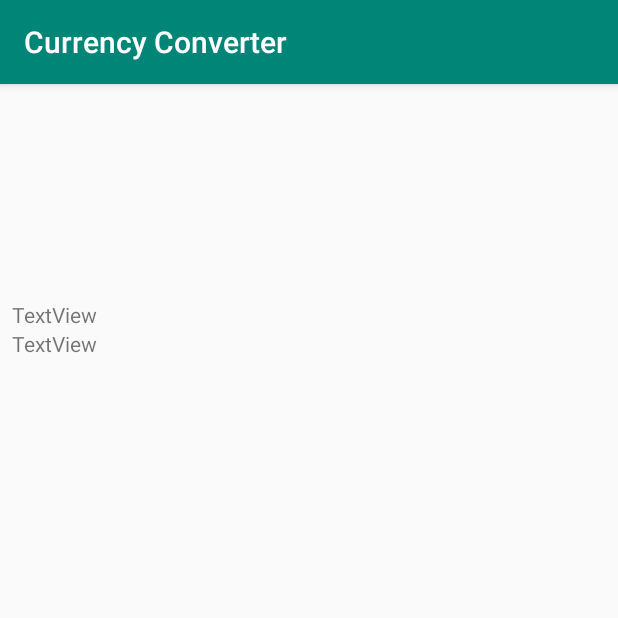
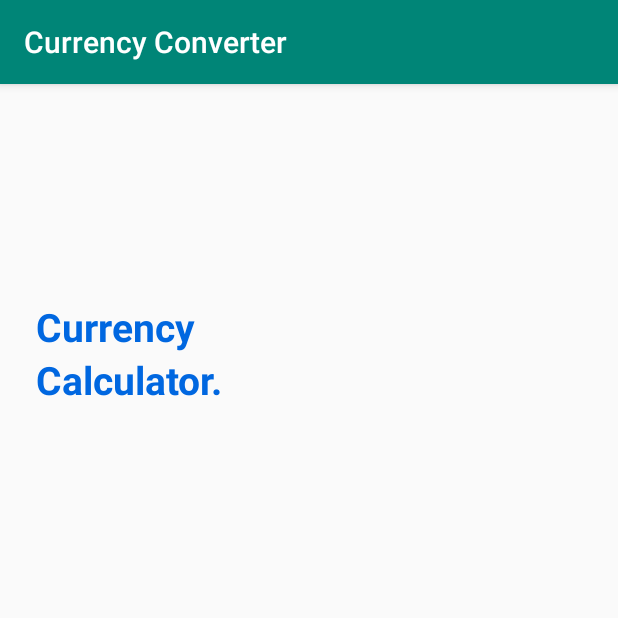
Before and after one commit to david-oh-git/CurrencyConverter, an Android app: the screen it shows after launch (HomeActivity), on a phone screen of 412 x 824 dp, the top half of it. Run offline under Robolectric (Android 15) with nearby library versions, the phone set to English and light mode, and no system bars.

Commit message:
added titletextview & style + project colours

```diff
--- a/app/src/main/res/layout/activity_main.xml
+++ b/app/src/main/res/layout/activity_main.xml
@@ -9,18 +9,18 @@
 
 
     <TextView
-            android:text="TextView"
+            android:text="@string/str_currency"
             android:layout_width="0dp"
             android:layout_height="wrap_content"
             android:id="@+id/textView" app:layout_constraintTop_toTopOf="parent"
             app:layout_constraintEnd_toEndOf="parent" android:layout_marginEnd="8dp"
             app:layout_constraintStart_toStartOf="parent" android:layout_marginStart="8dp"
-            android:layout_marginTop="144dp" app:layout_constraintHorizontal_bias="0.0"/>
+            android:layout_marginTop="144dp" app:layout_constraintHorizontal_bias="0.0" style="@style/TitleTextStyle"/>
     <TextView
-            android:text="TextView"
+            android:text="@string/str_calculator"
             android:layout_width="0dp"
             android:layout_height="wrap_content"
             android:id="@+id/textView2"
             app:layout_constraintTop_toBottomOf="@+id/textView" app:layout_constraintEnd_toEndOf="@+id/textView"
-            app:layout_constraintStart_toStartOf="@+id/textView"/>
+            app:layout_constraintStart_toStartOf="@+id/textView" style="@style/TitleTextStyle"/>
 </androidx.constraintlayout.widget.ConstraintLayout>
--- a/app/src/main/res/values/colors.xml
+++ b/app/src/main/res/values/colors.xml
@@ -3,4 +3,7 @@
     <color name="colorPrimary">#008577</color>
     <color name="colorPrimaryDark">#00574B</color>
     <color name="colorAccent">#D81B60</color>
+
+    <color name="project_blue">#0067E0</color>
+    <color name="project_green">#02D99A</color>
 </resources>
--- a/app/src/main/res/values/strings.xml
+++ b/app/src/main/res/values/strings.xml
@@ -1,3 +1,5 @@
 <resources>
     <string name="app_name">Currency Converter</string>
+    <string name="str_calculator">Calculator.</string>
+    <string name="str_currency">Currency</string>
 </resources>
--- a/app/src/main/res/values/styles.xml
+++ b/app/src/main/res/values/styles.xml
@@ -8,4 +8,14 @@
         <item name="colorAccent">@color/colorAccent</item>
     </style>
 
+    <style name="TitleTextStyle" parent="@android:style/Widget.TextView">
+        <item name="android:textSize">@dimen/title_text_size</item>
+        <item name="android:layout_width">0dp</item>
+        <item name="android:layout_height">wrap_content</item>
+        <item name="android:paddingStart">16dp</item>
+        <item name="android:textStyle">bold</item>
+        <item name="android:textColor">@color/project_blue</item>
+    </style>
+
+    <dimen name="title_text_size">26sp</dimen>
 </resources>
```
